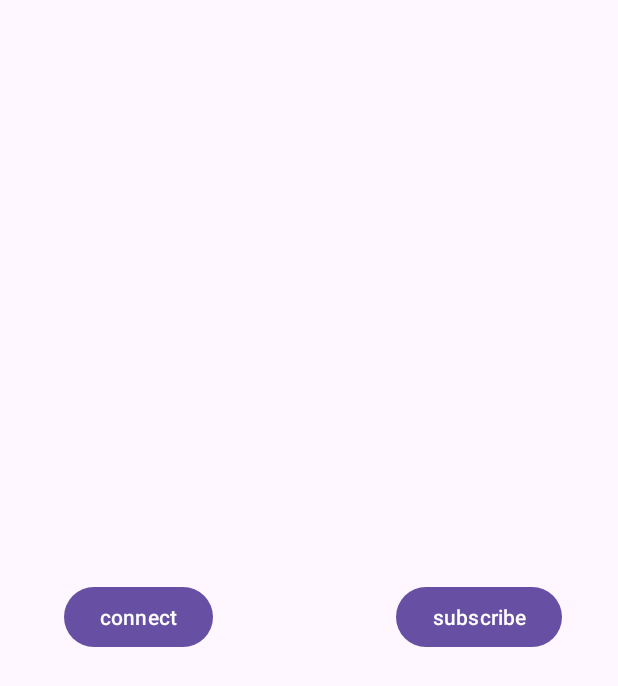
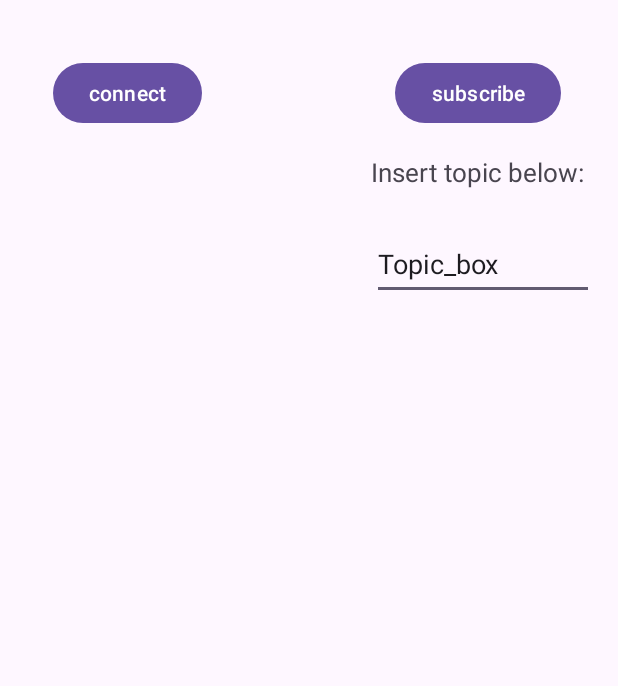
Before and after one commit to FabrizioVal/Zapatilla-Electronica-Remota-Z.E.R., an Android app: the screen it shows after launch (MainActivity), on a phone screen of 412 x 824 dp. Shown: the top 686 px of the screen. Run offline under Robolectric (Android 15) with nearby library versions, the phone set to English and light mode, and no system bars; libraries missing offline, so code that uses them is left out: org.eclipse.paho; 4 statements that could not run were skipped.

Commit message:
comienzo de la integracion de botones para subscribe

```diff
--- a/app/src/main/java/com/example/testing/MainActivity.kt
+++ b/app/src/main/java/com/example/testing/MainActivity.kt
@@ -34,6 +34,8 @@
     }
 
     private val options = MqttConnectOptions() // es privada, ver si no necesita ser global
+
+
 
     // Comienzo de onCreate
 
--- a/app/src/main/res/layout/activity_main.xml
+++ b/app/src/main/res/layout/activity_main.xml
@@ -13,10 +13,10 @@
         android:text="@string/connect"
         app:layout_constraintBottom_toBottomOf="parent"
         app:layout_constraintEnd_toEndOf="parent"
-        app:layout_constraintHorizontal_bias="0.137"
+        app:layout_constraintHorizontal_bias="0.112"
         app:layout_constraintStart_toStartOf="parent"
         app:layout_constraintTop_toTopOf="parent"
-        app:layout_constraintVertical_bias="0.499" />
+        app:layout_constraintVertical_bias="0.049" />
 
     <Button
         android:id="@+id/button_subscribe"
@@ -25,10 +25,38 @@
         android:text="@string/subscribe"
         app:layout_constraintBottom_toBottomOf="parent"
         app:layout_constraintEnd_toEndOf="parent"
-        app:layout_constraintHorizontal_bias="0.876"
+        app:layout_constraintHorizontal_bias="0.873"
         app:layout_constraintStart_toStartOf="parent"
         app:layout_constraintTop_toTopOf="parent"
-        app:layout_constraintVertical_bias="0.499" />
+        app:layout_constraintVertical_bias="0.049" />
+
+    <EditText
+        android:id="@+id/editTextText"
+        android:layout_width="148dp"
+        android:layout_height="48dp"
+        android:ems="10"
+        android:inputType="text"
+        android:text="@string/topic_box"
+        app:layout_constraintBottom_toBottomOf="parent"
+        app:layout_constraintEnd_toEndOf="parent"
+        app:layout_constraintHorizontal_bias="0.939"
+        app:layout_constraintStart_toStartOf="parent"
+        app:layout_constraintTop_toTopOf="parent"
+        app:layout_constraintVertical_bias="0.196" />
+
+    <TextView
+
+        android:id="@+id/textView1"
+        android:layout_width="163dp"
+        android:layout_height="26dp"
+        android:text="Insert topic below:"
+        android:textSize="17sp"
+        app:layout_constraintBottom_toBottomOf="parent"
+        app:layout_constraintEnd_toEndOf="parent"
+        app:layout_constraintHorizontal_bias="0.995"
+        app:layout_constraintStart_toStartOf="parent"
+        app:layout_constraintTop_toTopOf="parent"
+        app:layout_constraintVertical_bias="0.129" />
 
 
 </androidx.constraintlayout.widget.ConstraintLayout>
--- a/app/src/main/res/values/strings.xml
+++ b/app/src/main/res/values/strings.xml
@@ -5,4 +5,6 @@
     <string name="subscribe">subscribe</string>
     <string name="unsubscribe">unsubscribe</string>
     <string name="publish">publish</string>
+    <string name="topic">Topic</string>
+    <string name="topic_box">Topic_box</string>
 </resources>
```
